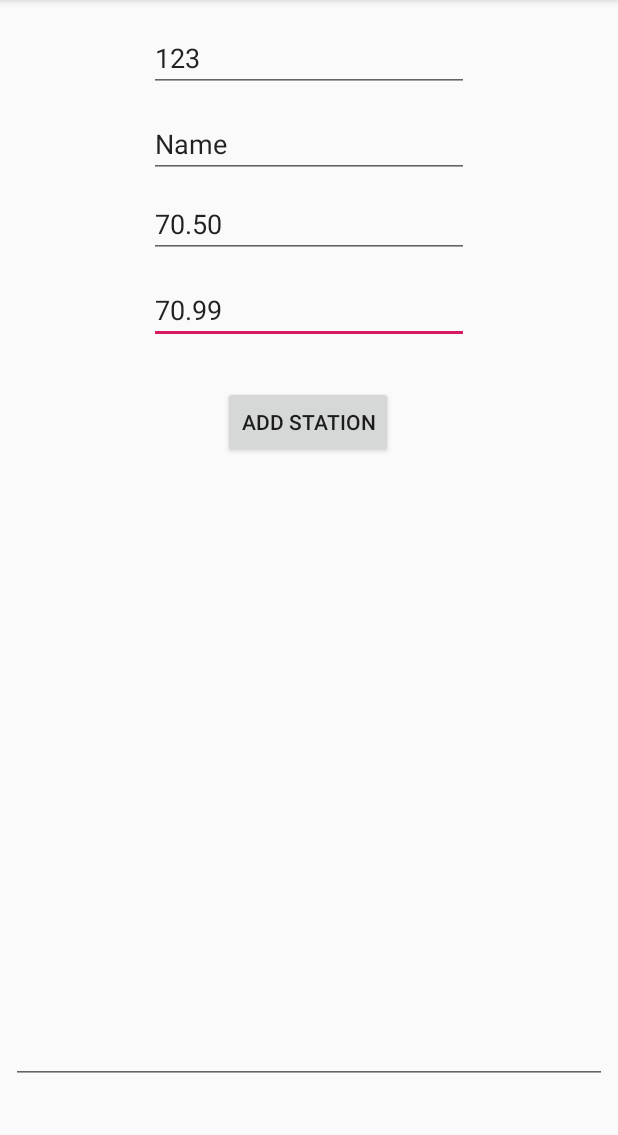
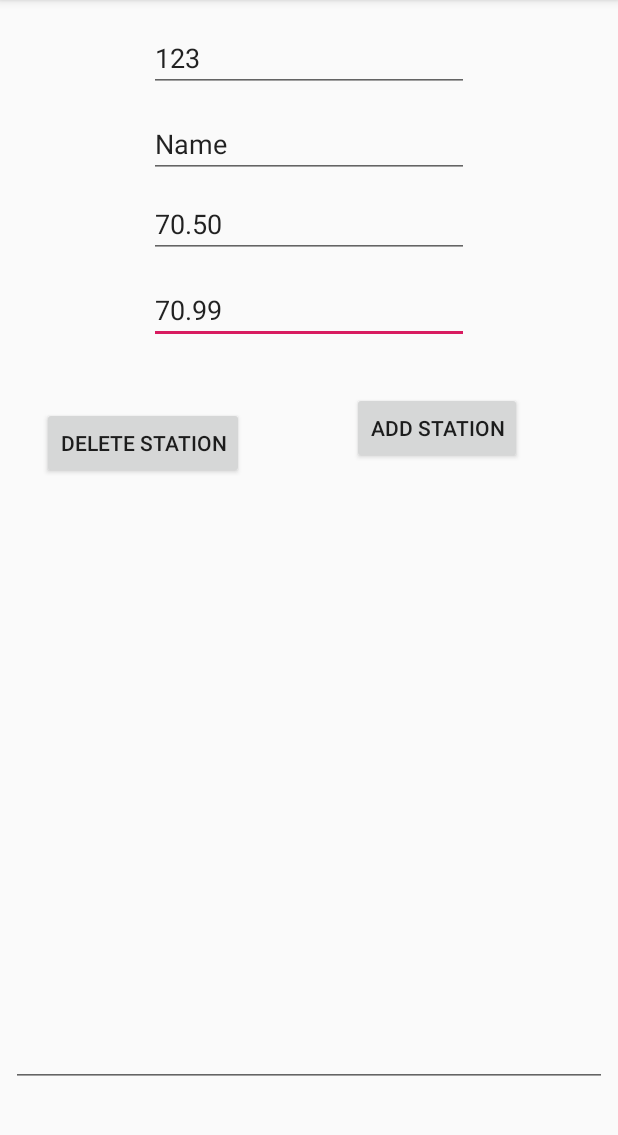
Before and after one commit to TheSoftwareFactory/base-station-game, an Android app: the Engine_Activity screen opened directly, with no data from a screen before it, after a tap on "ADD STATION", on a phone screen of 412 x 824 dp, the part 84-1219 px from its top. Run offline under Robolectric (Android 15) with nearby library versions, the phone set to English and light mode, and no system bars; our stand-ins replace Firebase (no records; nobody signed in at launch, a user with empty details on screens opened directly).

Commit message:
implementation of adding and deleting child-stations as well as new ui for adding and deleting

```diff
--- a/app/src/main/java/com/example/base_station_game/BaseStation.java
+++ b/app/src/main/java/com/example/base_station_game/BaseStation.java
@@ -1,15 +1,15 @@
 package com.example.base_station_game;
 
 
-public class BaseStation {
-    public String name;
-    public int StationId;
-    public Double latitude;
-    public Double longitude;
+public class BaseStation extends Object{
+    private String name;
+    private int id;
+    private Double latitude;
+    private Double longitude;
 
-    public BaseStation(int StationId, String name, double latitude, double longitude) {
+    public BaseStation(int id, String name, double latitude, double longitude) {
         this.name = name;
-        this.StationId = StationId;
+        this.id = id;
         this.latitude = latitude;
         this.longitude= longitude;
     }
@@ -20,6 +20,32 @@ public class BaseStation {
 
     @Override
     public String toString(){
-        return (" This is Station '" + name + "' with the ID: " +StationId+ " at the coordinates: Latitude: +"+latitude+ " and Longitude: "+ longitude);
+        return (" This is Station '" + name + "' with the ID: " +id+ " at the coordinates: Latitude: +"+latitude+ " and Longitude: "+ longitude);
+    }
+
+    public String getName(){
+        return this.name;
+    }
+    public int getID(){
+        return this.id;
+    }
+    public double getLatitude(){
+        return this.latitude;
+    }
+    public double getLongitude(){
+        return this.longitude;
+    }
+
+    @Override
+    public boolean equals(Object o) {
+        BaseStation station= (BaseStation) o;
+        if (((BaseStation) o).getID() ==this.id && ((BaseStation) o).getName() ==this.name && ((BaseStation) o).getLatitude() ==this.latitude && ((BaseStation) o).getLongitude() ==this.longitude){
+            return true;
+        }
+        else
+        {
+            return false;
+        }
+
     }
 }
--- a/app/src/main/java/com/example/base_station_game/Engine_Activity.java
+++ b/app/src/main/java/com/example/base_station_game/Engine_Activity.java
@@ -8,6 +8,7 @@ import android.view.View;
 import android.widget.Button;
 import android.widget.TextView;
 
+import com.google.firebase.database.ChildEventListener;
 import com.google.firebase.database.DataSnapshot;
 import com.google.firebase.database.DatabaseError;
 import com.google.firebase.database.DatabaseReference;
@@ -16,24 +17,21 @@ import com.google.firebase.database.IgnoreExtraProperties;
 import com.google.firebase.database.ValueEventListener;
 import com.example.base_station_game.BaseStation;
 
-import java.util.Collection;
-import java.util.HashMap;
-import java.util.Map;
-//import com.google.firebase
+import java.util.ArrayList;
+
 
 public class Engine_Activity extends AppCompatActivity {
 
 
     private DatabaseReference mDatabase;
-    private TextView t1;
-    private TextView t2;
-    private TextView t3;
-    private TextView t4;
-    private TextView t5;
-    private Button b;
+    private TextView t_id;
+    private TextView t_name;
+    private TextView t_latitude;
+    private TextView t_longitude;
+    private TextView t_output;
+    private ArrayList stations;
 
 
-    //FirebaseDatabase database;
     @Override
     protected void onCreate(Bundle savedInstanceState) {
 
@@ -41,49 +39,27 @@ public class Engine_Activity extends AppCompatActivity {
         super.onCreate(savedInstanceState);
         setContentView(R.layout.activity_engine_);
 
-        t1= findViewById(R.id.id);
-        t2 = findViewById(R.id.name);
-        t3 = findViewById(R.id.latitude);
-        t4 = findViewById(R.id.longitude);
-        b = findViewById(R.id.add_station);
-        t5 = findViewById(R.id.value);
-
+        t_id= findViewById(R.id.id);
+        t_name = findViewById(R.id.name);
+        t_latitude = findViewById(R.id.latitude);
+        t_longitude = findViewById(R.id.longitude);
+        t_output = findViewById(R.id.value);
+        stations = new ArrayList();
 
         FirebaseDatabase.getInstance().setPersistenceEnabled(true);
         mDatabase = FirebaseDatabase.getInstance().getReference();
 
-        //reset database
+        //reset database:
         //mDatabase.setValue("");
+        //manually interact with database:
+        //writeNewBaseStationToDatabase(1,"user1", 60.6,50.5);
+        //deleteBaseStationFromDatabase(1,"user1", 60.6,50.5);
 
-
-
-        //writeNewBaseStation("1","user1", 60.6,50.5);
-        //writeNewBaseStation("2","user2",60.6,50.5);
-        //writeNewBaseStation("3","user3",60.6,50.5);
-        //t.setText(mDatabase.child("users").child("111").getKey());
-
-       /* mDatabase.child("stations").addValueEventListener(new ValueEventListener() {
-            @Override
-            public void onDataChange(DataSnapshot dataSnapshot) {
-            for (DataSnapshot ds : dataSnapshot.getChildren()) {
-                String id = ds.getKey();
-                BaseStation station = ds.getValue(BaseStation.class);
-                t5.append(station.toString());
-            }
-                //BaseStation station = dataSnapshot.getValue(BaseStation.class);
-                //t.setText(station.toString());
-            }
-
-            @Override
-            public void onCancelled(DatabaseError databaseError) {
-                Log.d("error message:","The read failed: " + databaseError.getCode());
-            }
-        });
-*/
+       //get_stations();
        update_stations();
     }
 
-    public void update_stations(){
+    /*public void get_stations(){
         mDatabase.child("stations").addValueEventListener(new ValueEventListener() {
             @Override
             public void onDataChange(DataSnapshot dataSnapshot) {
@@ -91,33 +67,74 @@ public class Engine_Activity extends AppCompatActivity {
                 for (DataSnapshot ds : dataSnapshot.getChildren()) {
                     String id = ds.getKey();
                     BaseStation station = ds.getValue(BaseStation.class);
-                    t5.append(station.toString());
-                    t5.append("\n");
+                    t5.append(station.toString()+"\n");
                 }
             }
-
             @Override
             public void onCancelled(DatabaseError databaseError) {
                 Log.d("error message:","The read failed: " + databaseError.getCode());
             }
         });
 
+    }*/
+
+    public void update_stations(){
+        mDatabase.child("stations").addChildEventListener(new ChildEventListener() {
+            @Override
+            public void onChildAdded(DataSnapshot ds, String prevChildKey) {
+                BaseStation station = ds.getValue(BaseStation.class);  //get station object
+                stations.add(station);                                 //add station object to list of station
+                t_output.setText(stations.toString());                       //update ui
+            }
+
+            @Override
+            public void onChildChanged(DataSnapshot dataSnapshot, String prevChildKey) {}
+
+            @Override
+            public void onChildRemoved(DataSnapshot ds) {
+                BaseStation station = ds.getValue(BaseStation.class);    //get station object
+                stations.remove(station);                                //remove station object to list of station
+                t_output.setText(stations.toString());                         //update ui
+            }
+
+            @Override
+            public void onChildMoved(DataSnapshot dataSnapshot, String prevChildKey) {}
+
+            @Override
+            public void onCancelled(DatabaseError databaseError) {}
+        });
+
     }
 
-    private void writeNewBaseStation(int StationId, String name, double latitude, double longitude) {
-        BaseStation station = new BaseStation(StationId,name,latitude,longitude);
-        mDatabase.child("stations").child(Integer.toString(StationId)).setValue(station);
+    private void writeNewBaseStationToDatabase(int StationId, String name, double latitude, double longitude) {
+        BaseStation station = new BaseStation(StationId,name,latitude,longitude);   //create station
+        mDatabase.child("stations").child(Integer.toString(StationId)).setValue(station);   //attach station to database
+    }
+
+    private void deleteBaseStationFromDatabase(int StationId, String name, double latitude, double longitude) {
+        BaseStation station = new BaseStation(StationId,name,latitude,longitude);   //create station
+        mDatabase.child("stations").child(Integer.toString(station.getID())).removeValue();  //remove station to database
     }
 
     public void add_station(View view) {
-         //Integer id=Integer.valueOf(t1.getText());
-         int id= Integer.valueOf(t1.getText().toString());
-         String name= t2.getText().toString();
-         double latitude= Double.parseDouble(t3.getText().toString());
-         double longitude= Double.parseDouble(t4.getText().toString());
-         writeNewBaseStation(id,name,latitude,longitude);
-
+        // collect data from ui
+         int id= Integer.valueOf(t_id.getText().toString());
+         String name= t_name.getText().toString();
+         double latitude= Double.parseDouble(t_latitude.getText().toString());
+         double longitude= Double.parseDouble(t_longitude.getText().toString());
+        //send data to database
+         writeNewBaseStationToDatabase(id,name,latitude,longitude);
     }
 
 
+    public void delete_station(View view) {
+        // collect data from ui
+        int id= Integer.valueOf(t_id.getText().toString());
+        String name= t_name.getText().toString();
+        double latitude= Double.parseDouble(t_latitude.getText().toString());
+        double longitude= Double.parseDouble(t_longitude.getText().toString());
+        //send data to database
+        deleteBaseStationFromDatabase(id,name,latitude,longitude);
+    }
+
 }
--- a/app/src/main/java/com/example/base_station_game/MainActivity.java
+++ b/app/src/main/java/com/example/base_station_game/MainActivity.java
@@ -12,7 +12,6 @@ import android.support.annotation.Nullable;
 import android.support.v4.app.ActivityCompat;
 import android.support.v7.app.AppCompatActivity;
 import android.os.Bundle;
-import android.os.Handler;
 import android.view.View;
 import android.widget.Button;
 import android.widget.TextView;
--- a/app/src/main/res/layout/activity_engine_.xml
+++ b/app/src/main/res/layout/activity_engine_.xml
@@ -58,12 +58,13 @@
         android:id="@+id/add_station"
         android:layout_width="wrap_content"
         android:layout_height="wrap_content"
-        android:layout_marginTop="28dp"
+        android:layout_marginStart="8dp"
+        android:layout_marginLeft="8dp"
+        android:layout_marginTop="32dp"
         android:onClick="add_station"
         android:text="add station"
         app:layout_constraintEnd_toEndOf="parent"
-        app:layout_constraintHorizontal_bias="0.498"
-        app:layout_constraintStart_toStartOf="parent"
+        app:layout_constraintStart_toEndOf="@+id/delete"
         app:layout_constraintTop_toBottomOf="@+id/longitude" />
 
     <EditText
@@ -84,4 +85,19 @@
         app:layout_constraintStart_toStartOf="parent"
         app:layout_constraintTop_toBottomOf="@+id/add_station" />
 
+    <Button
+        android:id="@+id/delete"
+        android:layout_width="wrap_content"
+        android:layout_height="wrap_content"
+        android:layout_marginStart="28dp"
+        android:layout_marginLeft="28dp"
+        android:layout_marginTop="8dp"
+        android:layout_marginBottom="8dp"
+        android:onClick="delete_station"
+        android:text="Delete station"
+        app:layout_constraintBottom_toTopOf="@+id/value"
+        app:layout_constraintStart_toStartOf="parent"
+        app:layout_constraintTop_toBottomOf="@+id/longitude"
+        app:layout_constraintVertical_bias="0.571" />
+
 </android.support.constraint.ConstraintLayout>
```
